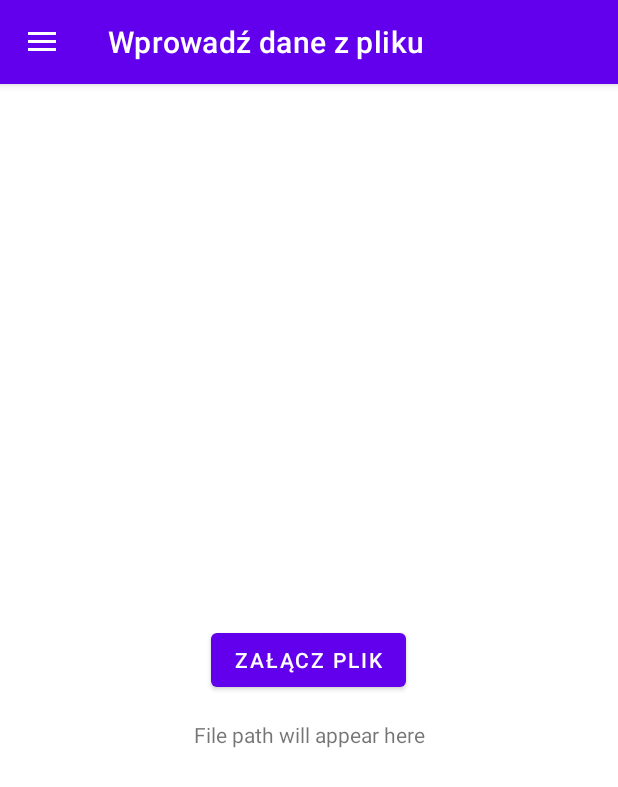
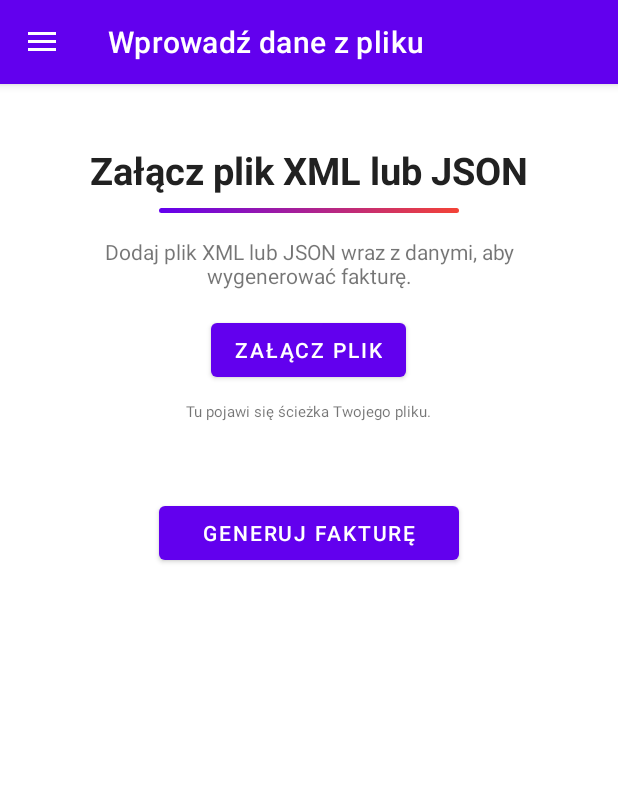
Before and after one commit to szymon-sowinski/InvoiceGenius, an Android app: the screen it shows after launch (MainActivity), in the side drawer, after a tap on "Wprowadź dane z pliku", on a phone screen of 412 x 824 dp. Shown: the top 787 px of the screen. Run offline under Robolectric (Android 15) with nearby library versions, the phone set to English and light mode, and no system bars; our stand-ins replace navigation-ui.

Commit message:
Updated uploading files for generating invoices

```diff
--- a/app/src/main/java/com/example/invoicegenius/ui/file/FileFragment.kt
+++ b/app/src/main/java/com/example/invoicegenius/ui/file/FileFragment.kt
@@ -94,8 +94,8 @@ class FileFragment : Fragment() {
 
     private fun showInvalidFileDialog() {
         AlertDialog.Builder(requireContext())
-            .setTitle("Invalid File")
-            .setMessage("Please select a file with .xml or .json extension.")
+            .setTitle("Nieobsługiwany plik")
+            .setMessage("Proszę wybrać plik z rozszerzeniem .xml lub .json.")
             .setPositiveButton("OK") { dialog, _ ->
                 dialog.dismiss()
             }
--- a/app/src/main/res/layout/fragment_file.xml
+++ b/app/src/main/res/layout/fragment_file.xml
@@ -1,25 +1,60 @@
 <?xml version="1.0" encoding="utf-8"?>
-<RelativeLayout xmlns:android="http://schemas.android.com/apk/res/android"
+<LinearLayout xmlns:android="http://schemas.android.com/apk/res/android"
     xmlns:tools="http://schemas.android.com/tools"
     android:layout_width="match_parent"
     android:layout_height="match_parent"
+    android:orientation="vertical"
+    android:gravity="center_horizontal"
     tools:context=".ui.file.FileFragment">
+
+    <TextView
+        android:id="@+id/info"
+        android:layout_width="wrap_content"
+        android:layout_height="wrap_content"
+        android:layout_marginTop="40dp"
+        android:text="Załącz plik XML lub JSON"
+        android:textColor="@color/app_name_color"
+        android:textSize="25dp"
+        android:textStyle="bold" />
+
+    <View
+        android:id="@+id/titleSeparator"
+        android:layout_width="200dp"
+        android:layout_height="3dp"
+        android:background="@drawable/gradient_button_bg"
+        android:layout_marginTop="8dp"
+        android:layout_marginBottom="16dp"
+        />
+
+    <TextView
+        android:id="@+id/textView2"
+        android:layout_width="300dp"
+        android:layout_height="wrap_content"
+        android:layout_marginBottom="16dp"
+        android:gravity="center"
+        android:text="Dodaj plik XML lub JSON wraz z danymi, aby wygenerować fakturę." />
 
     <Button
         android:id="@+id/btn_choose_file"
         android:layout_width="wrap_content"
         android:layout_height="wrap_content"
         android:text="Załącz plik"
-        android:layout_centerInParent="true"/>
+        />
 
     <TextView
         android:id="@+id/tv_file_path"
+        android:layout_width="250dp"
+        android:layout_height="wrap_content"
+        android:gravity="center"
+        android:layout_marginTop="10dp"
+        android:textSize="10dp"
+        android:text="Tu pojawi się ścieżka Twojego pliku."
+        />
+
+    <Button
+        android:id="@+id/button"
         android:layout_width="200dp"
-        android:gravity="center"
         android:layout_height="wrap_content"
-        android:layout_below="@id/btn_choose_file"
-        android:layout_centerHorizontal="true"
-        android:layout_marginTop="16dp"
-        android:text="File path will appear here"/>
-
-</RelativeLayout>
+        android:layout_marginTop="50dp"
+        android:text="Generuj fakturę" />
+</LinearLayout>
```
